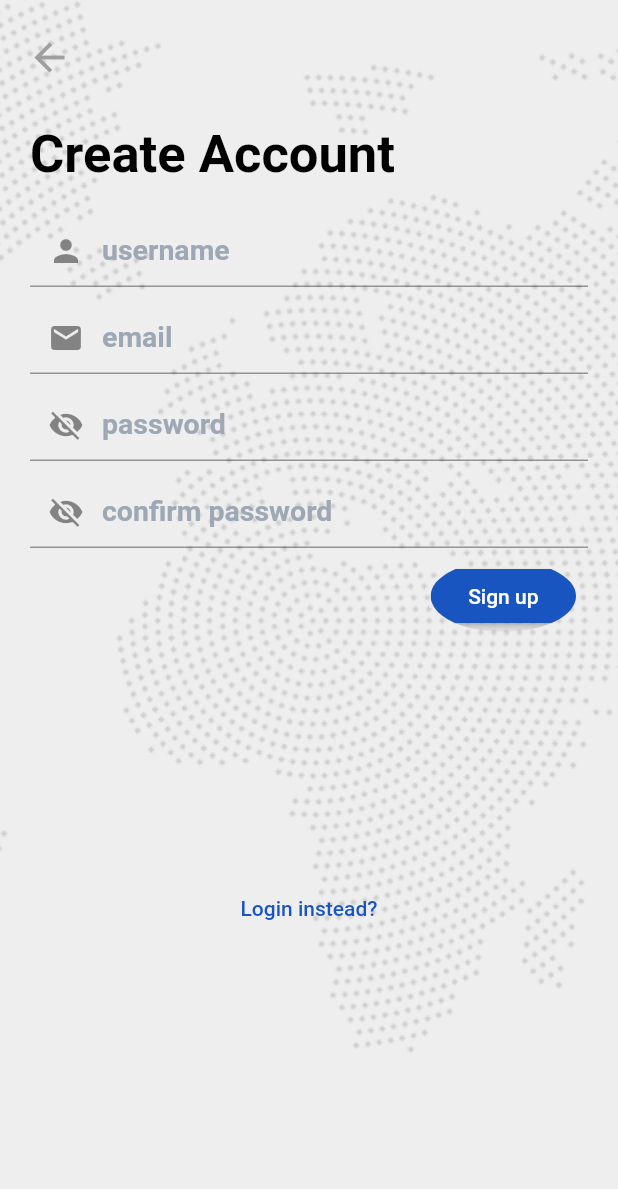
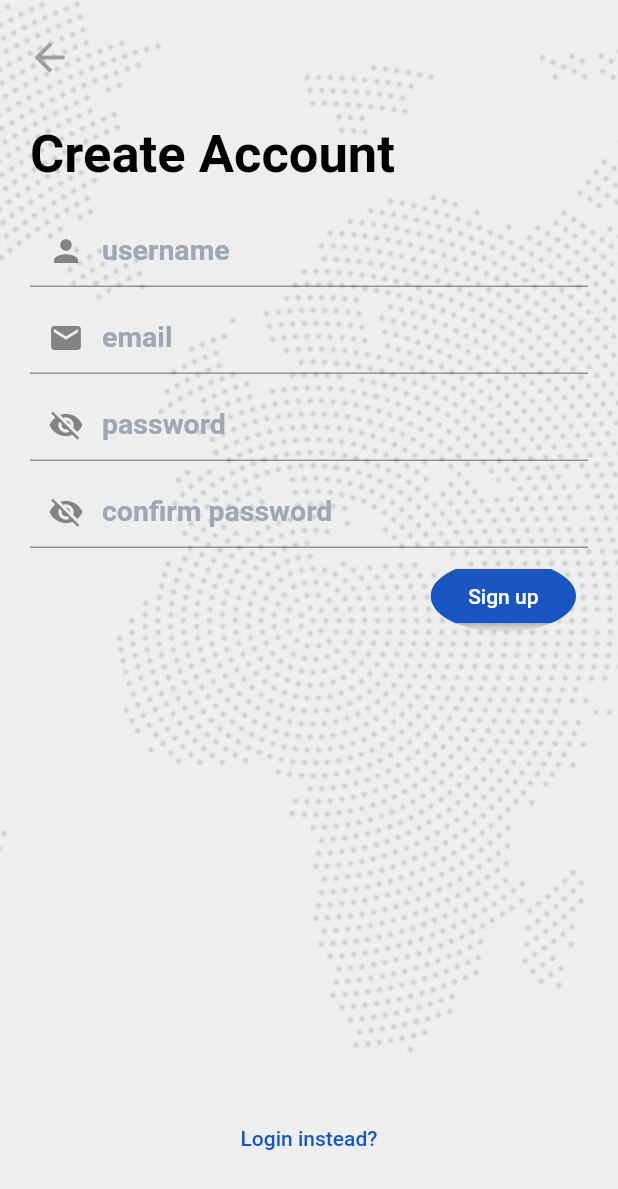
Before and after one commit to aladeenuthy/findR, a Flutter app: the screen it shows after launch, after a tap on "Signup instead?", on a phone screen of 412 x 824 dp. Shown: the top 1189 px of the screen. Run offline on Flutter 3.47's test engine with Material 2 defaults, Android fonts, the light colour scheme and no system bars; our stand-ins replace cached_network_image, carousel_slider, connectivity_plus, dio, firebase_auth, firebase_core and 2 more; missing offline and left inert: google_map_polyline_new; accounts and stored records are empty.

Commit message:
made few changes in auth screens and added screenshots

```diff
--- a/lib/components/base.dart
+++ b/lib/components/base.dart
@@ -10,7 +10,7 @@ class Base extends StatefulWidget {
   final bool backButton;
   final bool bottomNav;
   static const routeName = '/base';
-  Base(
+  const Base(
       {Key? key,
       this.body,
       this.backButton = false,
@@ -31,6 +31,7 @@ class _BaseState extends State<Base> {
     final mediaQuery = MediaQuery.of(context).size;
     return SafeArea(
       child: Scaffold(
+
         appBar: widget.backButton
             ? PreferredSize(
                 preferredSize: Size(0, mediaQuery.height * 0.10),
@@ -67,6 +68,8 @@ class _BaseState extends State<Base> {
                       fit: BoxFit.cover)),
             ),
             SingleChildScrollView(
+              child: Container(
+                padding: EdgeInsets.only(bottom: MediaQuery.of(context).viewInsets.bottom),
                 child: Column(
                   children: [
                     SizedBox(height: mediaQuery.height * 0.10),
@@ -78,10 +81,12 @@ class _BaseState extends State<Base> {
                     ),
                   ],
                 ),
+              ),
             )
           ],
         ),
         extendBody: true,
+
         bottomNavigationBar: widget.bottomNav
             ? BottomNavigationBar(
                 showSelectedLabels: false,
--- a/lib/main.dart
+++ b/lib/main.dart
@@ -20,7 +20,7 @@ class MyApp extends StatelessWidget {
 
   @override
   Widget build(BuildContext context) {
-    return ChangeNotifierProvider(
+    return Provider(
       create: (_) => Place(),
       child: MaterialApp(
         debugShowCheckedModeBanner: false,
@@ -30,7 +30,7 @@ class MyApp extends StatelessWidget {
             stream: FirebaseAuth.instance.authStateChanges(),
             builder: (context, snapshot) {
               if (snapshot.hasData) {
-                return  Base();
+                return const Base();
               } else {
                 return const Login();
               }
--- a/lib/providers/places.dart
+++ b/lib/providers/places.dart
@@ -1,12 +1,10 @@
 import 'dart:io';
-
 import 'package:dio/dio.dart';
-import 'package:flutter/cupertino.dart';
 import 'package:google_maps_flutter/google_maps_flutter.dart';
 import 'package:restaurant_finder/models/data.dart';
 import 'package:restaurant_finder/utils/services.dart';
 
-class Place with ChangeNotifier {
+class Place  {
   static const googleApiKey = "AIzaSyCk8mxRi4Z3zAcuvOhJQlwk4ZjBe98y3wk";
   LatLng? _userLocation;
   NearbyResto? _nearbyResto;
--- a/lib/screens/home/home.dart
+++ b/lib/screens/home/home.dart
@@ -16,17 +16,17 @@ class Home extends StatefulWidget {
 
 class _HomeState extends State<Home> {
   late Future _future;
-
+  // to fire up future builder again
   void restart() {
     setState(() {
-      _future = Provider.of<Place>(context, listen: false).fetchNearbyRestos();
+      _future = context.read<Place>().fetchNearbyRestos();
     });
   }
 
   @override
   void initState() {
     super.initState();
-    _future = Provider.of<Place>(context, listen: false).fetchNearbyRestos();
+    _future = context.read<Place>().fetchNearbyRestos();
   }
 
   @override
--- a/lib/screens/login/login.dart
+++ b/lib/screens/login/login.dart
@@ -62,9 +62,9 @@ class _LoginState extends State<Login> {
 
   @override
   void dispose() {
-    super.dispose();
     _passwordController.dispose();
     _emailController.dispose();
+    super.dispose();
   }
 
   @override
@@ -74,7 +74,9 @@ class _LoginState extends State<Login> {
         bottomNav: false,
         body: Column(
           children: [
-            SizedBox(
+            Container(
+              padding: EdgeInsets.only(
+                  bottom: MediaQuery.of(context).viewInsets.bottom),
               height: mediaQuery.height * 0.85,
               child: LayoutBuilder(builder: (context, constraints) {
                 return Column(
--- a/lib/screens/search/search_restaurant.dart
+++ b/lib/screens/search/search_restaurant.dart
@@ -25,8 +25,7 @@ class _SearchRestaurantState extends State<SearchRestaurant> {
       isLoading = true;
     });
     try{
-      searchResult = await Provider.of<Place>(context, listen: false)
-        .searchPlace(_controller.text.trim());
+      searchResult = await context.read<Place>().searchPlace(_controller.text.trim());
     setState(() {
       isLoading = false;
     });
@@ -44,8 +43,8 @@ class _SearchRestaurantState extends State<SearchRestaurant> {
   }
   @override
   void dispose() {
+    _controller.dispose();
     super.dispose();
-    _controller.dispose();
   }
   @override
   Widget build(BuildContext context) {
--- a/lib/screens/signup/signup.dart
+++ b/lib/screens/signup/signup.dart
@@ -74,8 +74,8 @@ class _SignupState extends State<Signup> {
 
   @override
   void dispose() {
+    _controller.dispose();
     super.dispose();
-    _controller.dispose();
   }
 
   @override
@@ -87,7 +87,7 @@ class _SignupState extends State<Signup> {
         body: Column(
           children: [
             SizedBox(
-              height: (mediaQuery.height * 0.85) + 100,
+              height: (mediaQuery.height * 0.85) ,
               child: LayoutBuilder(builder: (context, constraints) {
                 return Form(
                   key: _formKey,
@@ -156,9 +156,7 @@ class _SignupState extends State<Signup> {
                           )
                         ],
                       ),
-                      SizedBox(
-                        height: constraints.maxHeight * 0.19,
-                      ),
+                    const Spacer(),
                       Center(
                         child: TextButton(
                           child: const Text("Login instead?"),
--- a/lib/utils/services.dart
+++ b/lib/utils/services.dart
@@ -1,5 +1,4 @@
 import 'dart:math';
-
 import 'package:flutter/material.dart';
 import 'package:google_maps_flutter/google_maps_flutter.dart';
 import 'package:restaurant_finder/constants.dart';
@@ -48,7 +47,7 @@ Future<bool> isConnectedToInternet() async {
   }
   return false;
 }
-
+//convert to miles
 double calculateDistance(lat1, lon1, lat2, lon2) {
   var p = 0.017453292519943295;
   var c = cos;
```
Also changed, not shown: lib/screens/view restaurant/components/review_container.dart (+6 -2 lines), 10 other files. Lines whose indentation alone changed are shown as unchanged.
